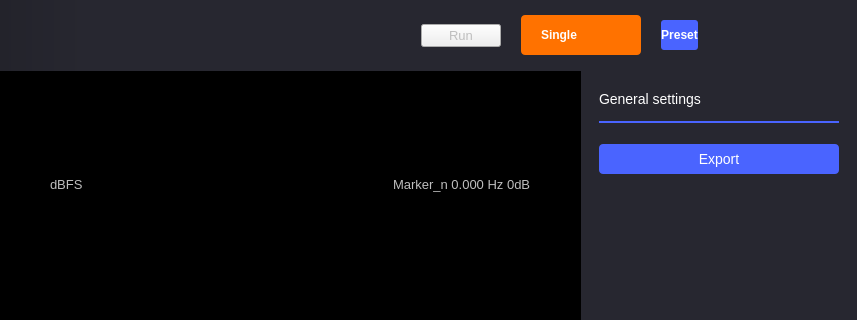
This is ui/spectrum_analyzer.ui in analogdevicesinc/scopy as Qt 5 draws it before an edit; both pictures show x 0 to 857 and y 0 to 320 of the 857 by 661 pixel window. The edited form follows.
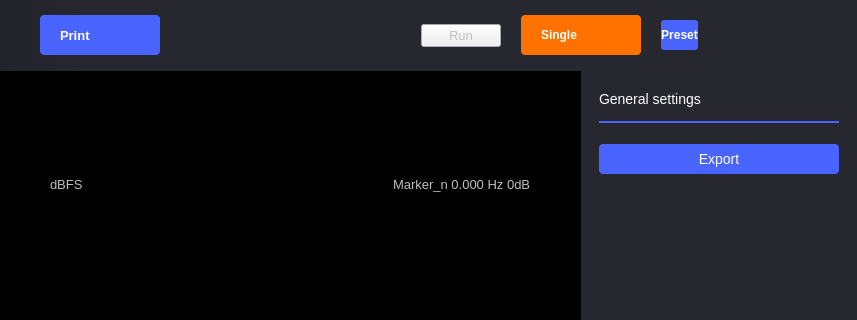
This is the edited form. Icons and pictures are not drawn. Custom widgets are drawn as their Qt base class.

Commit message: SpectrumAnalyzer: add print functionality

```diff
--- a/ui/spectrum_analyzer.ui
+++ b/ui/spectrum_analyzer.ui
@@ -113,6 +113,57 @@
         <property name="bottomMargin">
          <number>12</number>
         </property>
+        <item>
+         <spacer name="horizontalSpacer_11">
+          <property name="orientation">
+           <enum>Qt::Horizontal</enum>
+          </property>
+          <property name="sizeType">
+           <enum>QSizePolicy::Fixed</enum>
+          </property>
+          <property name="sizeHint" stdset="0">
+           <size>
+            <width>40</width>
+            <height>20</height>
+           </size>
+          </property>
+         </spacer>
+        </item>
+        <item>
+         <widget class="QPushButton" name="btnPrint">
+          <property name="styleSheet">
+           <string notr="true">
+QPushButton {
+  width: 80px;
+  height: 40px;
+
+  text-align: left;
+  font-weight: bold;
+  padding-left: 20px;
+  padding-right: 20px;
+  qproperty-text: &quot;Print&quot;;
+
+  border-radius: 4px;
+
+  background-color: #4a64ff;
+  color: #ffffff;
+
+}
+
+QPushButton:pressed {
+  background-color: #2a44df;
+}
+
+QPushButton:hover {
+	background-color: #4a34ff;
+}
+</string>
+          </property>
+          <property name="text">
+           <string>Print</string>
+          </property>
+         </widget>
+        </item>
         <item>
          <spacer name="horizontalSpacer">
           <property name="orientation">
@@ -1998,16 +2049,16 @@
    <header>detachdragzone.h</header>
    <container>1</container>
   </customwidget>
-  <customwidget>
-   <class>adiscope::CustomSwitch</class>
-   <extends>QPushButton</extends>
-   <header>customSwitch.hpp</header>
-  </customwidget>
   <customwidget>
    <class>adiscope::CustomPushButton</class>
    <extends>QPushButton</extends>
    <header>customPushButton.hpp</header>
   </customwidget>
+  <customwidget>
+   <class>adiscope::CustomSwitch</class>
+   <extends>QPushButton</extends>
+   <header>customSwitch.hpp</header>
+  </customwidget>
   <customwidget>
    <class>adiscope::MarkerTable</class>
    <extends>QWidget</extends>
```
The commit also changes 1 other file.
